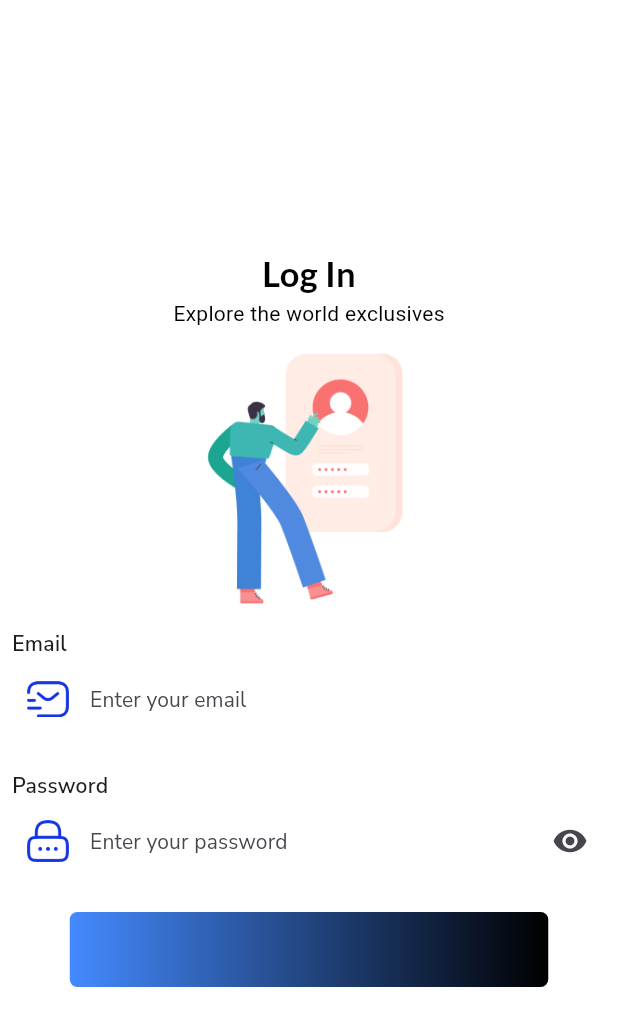
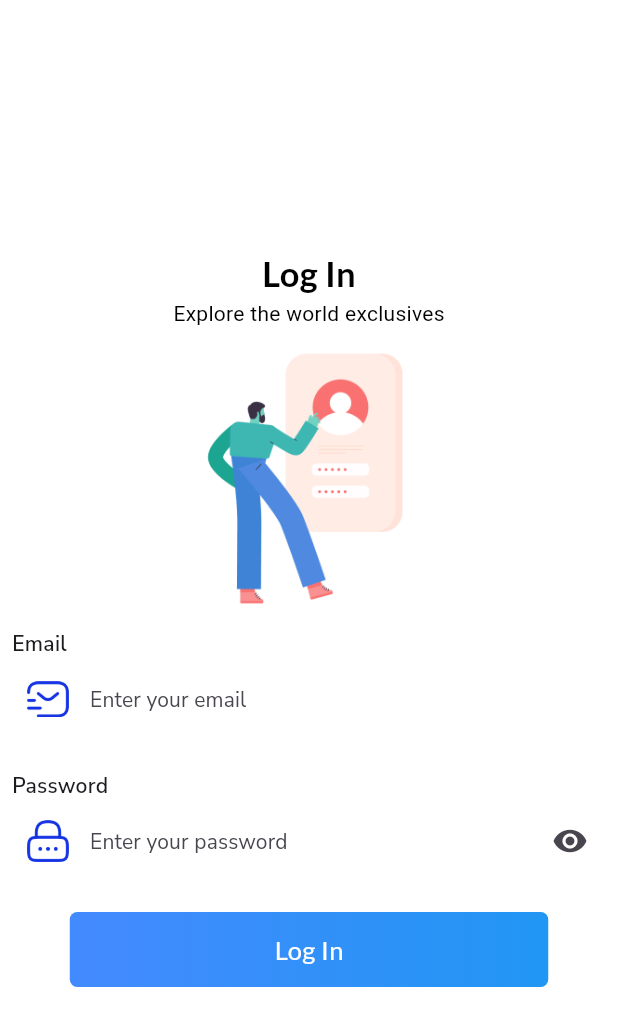
Before and after one commit to adogbeji/FlutterNodeMultiStoreApp, a Flutter app: the screen it shows after launch, on a phone screen of 412 x 824 dp. Shown: the top 1026 px of the screen. Run offline on Flutter 3.47's test engine with Material 3 defaults, Android fonts, the phone set to English and light mode, and no system bars; our stand-ins replace google_fonts.

Commit message:
Apply more styling to login button in login screen

```diff
--- a/lib/views/screens/auth/login_screen.dart
+++ b/lib/views/screens/auth/login_screen.dart
@@ -69,7 +69,11 @@ class LoginScreen extends StatelessWidget {
                   ),
                   prefixIcon: Padding(
                     padding: const EdgeInsets.all(10.0),
-                    child: Image.asset('assets/icons/email.png', width: 20, height: 20,),
+                    child: Image.asset(
+                      'assets/icons/email.png',
+                      width: 20,
+                      height: 20,
+                    ),
                   ),
                 ),
               ),
@@ -100,13 +104,17 @@ class LoginScreen extends StatelessWidget {
                   enabledBorder: InputBorder.none,
                   labelText: 'Enter your password',
                   labelStyle: GoogleFonts.getFont(
+                    'Nunito Sans',
                     fontSize: 14,
-                    'Nunito Sans',
                     letterSpacing: 0.1,
                   ),
                   prefixIcon: Padding(
                     padding: const EdgeInsets.all(10.0),
-                    child: Image.asset('assets/icons/password.png', width: 20, height: 20,),
+                    child: Image.asset(
+                      'assets/icons/password.png',
+                      width: 20,
+                      height: 20,
+                    ),
                   ),
                   suffixIcon: const Icon(Icons.visibility),
                 ),
@@ -120,8 +128,19 @@ class LoginScreen extends StatelessWidget {
                 height: 50,
                 decoration: BoxDecoration(
                   borderRadius: BorderRadius.circular(5),
-                  gradient: LinearGradient(
-                    colors: [Colors.blueAccent, Colors.black],
+                  gradient: const LinearGradient(
+                    colors: [Colors.blueAccent, Colors.blue],
+                  ),
+                ),
+                child: Center(
+                  child: Text(
+                    'Log In',
+                    style: GoogleFonts.getFont(
+                      'Lato',
+                      fontSize: 17,
+                      color: Colors.white,
+                      // fontWeight: FontWeight.bold,
+                    ),
                   ),
                 ),
               ),
```
